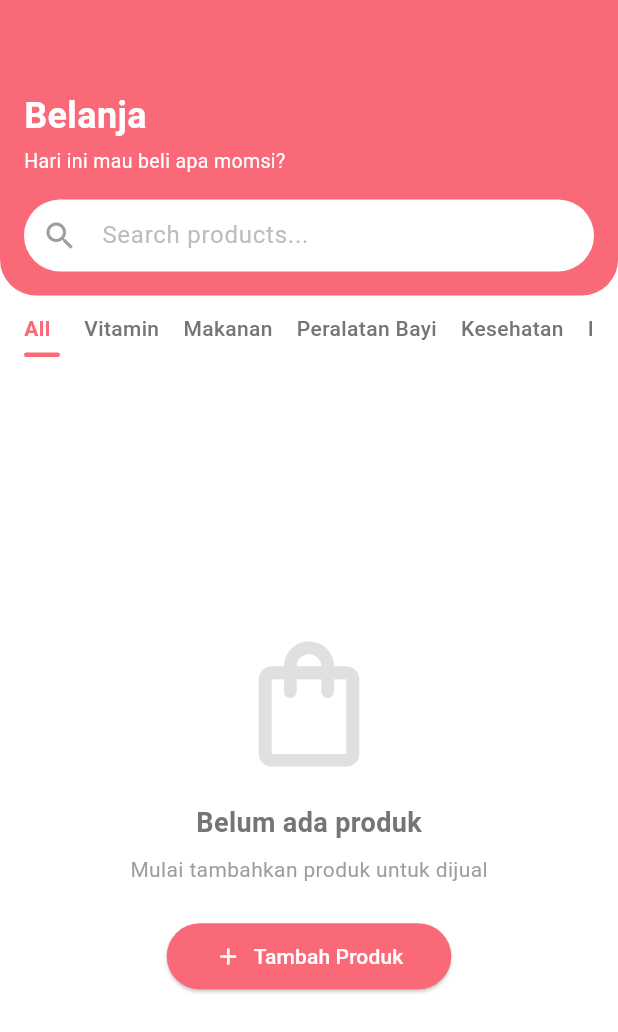
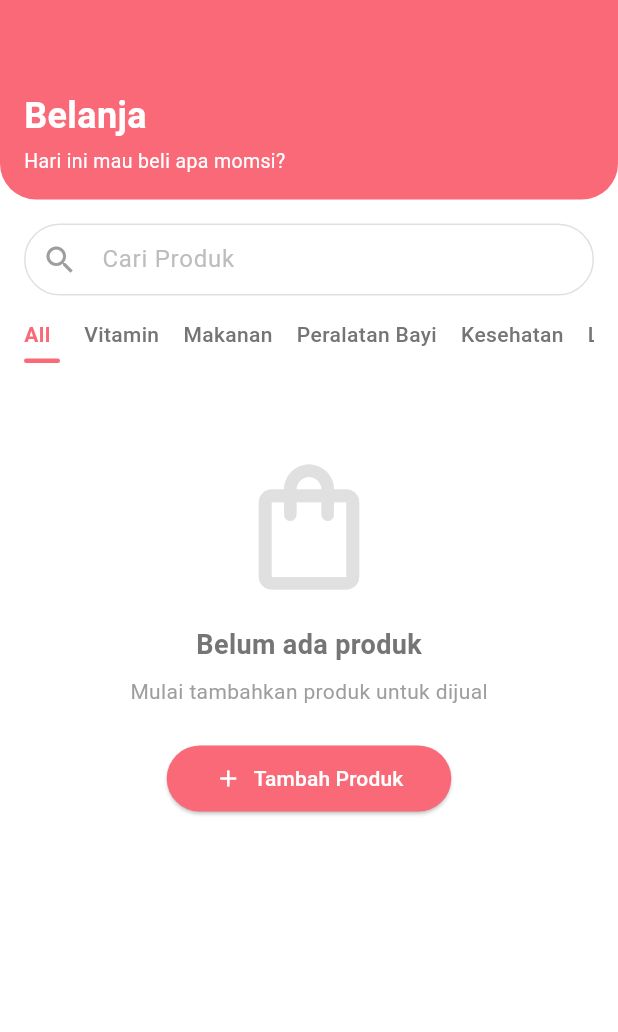
Before and after one commit to app-prenava/prenava-mobile, a Flutter app: the ShopPage screen opened directly, on a phone screen of 412 x 824 dp. Shown: the top 1032 px of the screen. Run offline on Flutter 3.47's test engine with Material 3 defaults, Android fonts, the phone set to English and light mode, and no system bars; our stand-ins replace carousel_slider, dio, flutter_riverpod, flutter_secure_storage, go_router, image_picker and 1 more; accounts and stored records are empty.

Commit message:
style(shop): update shop page header and search bar styling
- Separated header from search bar (matching community page)
- Search bar with white background and grey outline
- Fixed product card overflow by adjusting aspect ratio
- Removed seller name from product cards
- Category tabs with label+slug mapping

```diff
--- a/lib/features/shop/presentation/pages/shop_page.dart
+++ b/lib/features/shop/presentation/pages/shop_page.dart
@@ -13,13 +13,13 @@ class ShopPage extends ConsumerStatefulWidget {
 class _ShopPageState extends ConsumerState<ShopPage> {
   final ScrollController _scrollController = ScrollController();
   final TextEditingController _searchController = TextEditingController();
-  final List<String> _categories = const [
-    'All',
-    'Vitamin',
-    'Makanan',
-    'Peralatan Bayi',
-    'Kesehatan',
-    'Ibu Hamil'
+  final List<Map<String, String?>> _categories = const [
+    {'label': 'All', 'slug': null},
+    {'label': 'Vitamin', 'slug': 'vitamin'},
+    {'label': 'Makanan', 'slug': 'makanan'},
+    {'label': 'Peralatan Bayi', 'slug': 'peralatan_bayi'},
+    {'label': 'Kesehatan', 'slug': 'kesehatan'},
+    {'label': 'Lainnya', 'slug': 'lainnya'},
   ];
   int _selectedCategory = 0;
 
@@ -38,12 +38,19 @@ class _ShopPageState extends ConsumerState<ShopPage> {
 
   void _onScroll() {
     if (_scrollController.position.pixels >= _scrollController.position.maxScrollExtent * 0.9) {
-      ref.read(shopNotifierProvider.notifier).loadProducts(loadMore: true);
+      final slug = _categories[_selectedCategory]['slug'];
+      ref.read(shopNotifierProvider.notifier).loadProducts(loadMore: true, category: slug);
     }
   }
 
   void _onSearchChanged(String query) {
     ref.read(shopNotifierProvider.notifier).filterProducts(query);
+  }
+
+  void _onCategoryChanged(int index) {
+    setState(() => _selectedCategory = index);
+    final slug = _categories[index]['slug'];
+    ref.read(shopNotifierProvider.notifier).loadProducts(category: slug);
   }
 
   @override
@@ -65,10 +72,10 @@ class _ShopPageState extends ConsumerState<ShopPage> {
                 bottomRight: Radius.circular(24),
               ),
             ),
-            child: Column(
+            child: const Column(
               crossAxisAlignment: CrossAxisAlignment.start,
               children: [
-                const Text(
+                Text(
                   'Belanja',
                   style: TextStyle(
                     fontSize: 24,
@@ -76,37 +83,47 @@ class _ShopPageState extends ConsumerState<ShopPage> {
                     color: Colors.white,
                   ),
                 ),
-                const SizedBox(height: 4),
-                const Text(
+                SizedBox(height: 4),
+                Text(
                   'Hari ini mau beli apa momsi?',
                   style: TextStyle(
                     fontSize: 13,
                     color: Colors.white,
                   ),
                 ),
-                const SizedBox(height: 16),
-                // Search
-                TextField(
+              ],
+            ),
+          ),
+
+          // Search Bar
+          Padding(
+            padding: const EdgeInsets.all(16),
+            child: TextField(
               controller: _searchController,
               onChanged: _onSearchChanged,
+              style: const TextStyle(color: Colors.black87),
               decoration: InputDecoration(
-                    hintText: 'Search products...',
+                hintText: 'Cari Produk',
                 hintStyle: TextStyle(color: Colors.grey[400]),
-                    prefixIcon: const Icon(Icons.search, color: Colors.grey),
+                prefixIcon: Icon(Icons.search, color: Colors.grey[500]),
                 filled: true,
                 fillColor: Colors.white,
                 contentPadding: const EdgeInsets.symmetric(vertical: 12),
                 border: OutlineInputBorder(
                   borderRadius: BorderRadius.circular(24),
-                      borderSide: BorderSide.none,
+                  borderSide: BorderSide(color: Colors.grey[300]!),
+                ),
+                enabledBorder: OutlineInputBorder(
+                  borderRadius: BorderRadius.circular(24),
+                  borderSide: BorderSide(color: Colors.grey[300]!),
+                ),
+                focusedBorder: OutlineInputBorder(
+                  borderRadius: BorderRadius.circular(24),
+                  borderSide: const BorderSide(color: Color(0xFFFA6978)),
                 ),
               ),
             ),
-              ],
           ),
-          ),
-
-          const SizedBox(height: 12),
 
           // Categories tabs
           Padding(
@@ -120,12 +137,12 @@ class _ShopPageState extends ConsumerState<ShopPage> {
                 itemBuilder: (context, index) {
                   final bool active = _selectedCategory == index;
                   return GestureDetector(
-                    onTap: () => setState(() => _selectedCategory = index),
+                    onTap: () => _onCategoryChanged(index),
                     child: Column(
                       crossAxisAlignment: CrossAxisAlignment.start,
                       children: [
                         Text(
-                          _categories[index],
+                          _categories[index]['label']!,
                           style: TextStyle(
                             fontSize: 14,
                             fontWeight: active ? FontWeight.w700 : FontWeight.w500,
@@ -154,21 +171,40 @@ class _ShopPageState extends ConsumerState<ShopPage> {
           // Products Grid
           Expanded(
             child: RefreshIndicator(
-              onRefresh: () => ref.read(shopNotifierProvider.notifier).refreshProducts(),
+              onRefresh: () => ref.read(shopNotifierProvider.notifier).loadProducts(category: _categories[_selectedCategory]['slug']),
               child: shopState.isLoading && shopState.products.isEmpty
-                  ? const Center(child: CircularProgressIndicator())
+                  ? ListView(
+                      // Supaya RefreshIndicator tetap bisa di-swipe
+                      physics: const AlwaysScrollableScrollPhysics(),
+                      children: const [
+                        SizedBox(
+                          height: 200,
+                          child: Center(
+                            child: CircularProgressIndicator(),
+                          ),
+                        ),
+                      ],
+                    )
                   : shopState.displayProducts.isEmpty
-                      ? _buildEmptyState()
+                      ? ListView(
+                          physics: const AlwaysScrollableScrollPhysics(),
+                          children: [
+                            const SizedBox(height: 40),
+                            _buildEmptyState(context),
+                          ],
+                        )
                       : GridView.builder(
                           controller: _scrollController,
+                          physics: const AlwaysScrollableScrollPhysics(),
                           padding: const EdgeInsets.symmetric(horizontal: 16, vertical: 8),
                           gridDelegate: const SliverGridDelegateWithFixedCrossAxisCount(
                             crossAxisCount: 2,
-                            childAspectRatio: 0.7,
+                            childAspectRatio: 0.62,
                             crossAxisSpacing: 12,
                             mainAxisSpacing: 12,
                           ),
-                          itemCount: shopState.displayProducts.length + (shopState.hasMore && shopState.searchQuery.isEmpty ? 1 : 0),
+                          itemCount: shopState.displayProducts.length +
+                              (shopState.hasMore && shopState.searchQuery.isEmpty ? 1 : 0),
                           itemBuilder: (context, index) {
                             if (index == shopState.displayProducts.length) {
                               return const Center(
@@ -273,6 +309,41 @@ class _ShopPageState extends ConsumerState<ShopPage> {
                       fontWeight: FontWeight.w600,
                     ),
                   ),
+                  const SizedBox(height: 6),
+                  // Rating row
+                  Row(
+                    children: [
+                      Icon(
+                        Icons.star,
+                        size: 14,
+                        color: product.ratingCount > 0
+                            ? Colors.amber
+                            : Colors.grey[400],
+                      ),
+                      const SizedBox(width: 4),
+                      Text(
+                        product.ratingCount > 0
+                            ? (product.averageRating)
+                                .toStringAsFixed(1)
+                            : 'Belum ada rating',
+                        style: TextStyle(
+                          fontSize: 11,
+                          color: Colors.grey[600],
+                          fontWeight: FontWeight.w500,
+                        ),
+                      ),
+                      if (product.ratingCount > 0) ...[
+                        const SizedBox(width: 4),
+                        Text(
+                          '(${product.ratingCount})',
+                          style: TextStyle(
+                            fontSize: 11,
+                            color: Colors.grey[500],
+                          ),
+                        ),
+                      ],
+                    ],
+                  ),
                   const Spacer(),
                   Text(
                     'Rp ${product.price}',
@@ -282,18 +353,6 @@ class _ShopPageState extends ConsumerState<ShopPage> {
                       color: Color(0xFFFA6978),
                     ),
                   ),
-                    if (product.sellerName != null) ...[
-                      const SizedBox(height: 4),
-                      Text(
-                        product.sellerName!,
-                        style: TextStyle(
-                          fontSize: 11,
-                          color: Colors.grey[600],
-                        ),
-                        maxLines: 1,
-                        overflow: TextOverflow.ellipsis,
-                      ),
-                    ],
                 ],
                 ),
               ),
@@ -304,7 +363,7 @@ class _ShopPageState extends ConsumerState<ShopPage> {
     );
   }
 
-  Widget _buildEmptyState() {
+  static Widget _buildEmptyState(BuildContext context) {
     return Center(
       child: Column(
         mainAxisAlignment: MainAxisAlignment.center,
```
Lines whose indentation alone changed are shown as unchanged.
